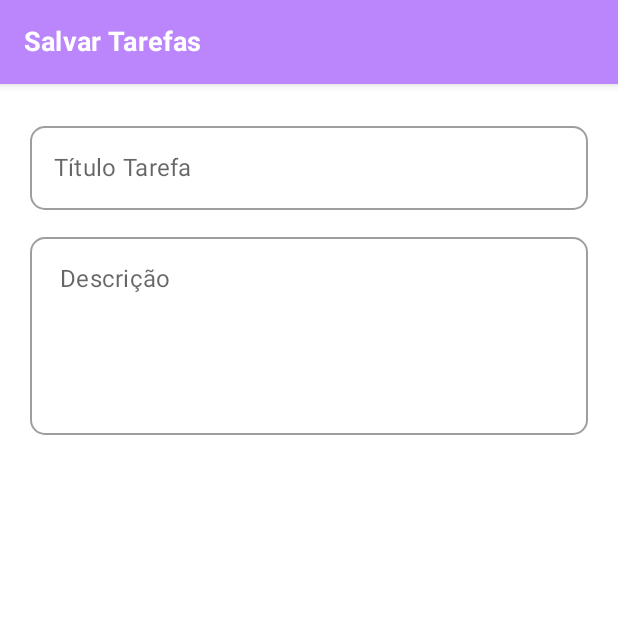
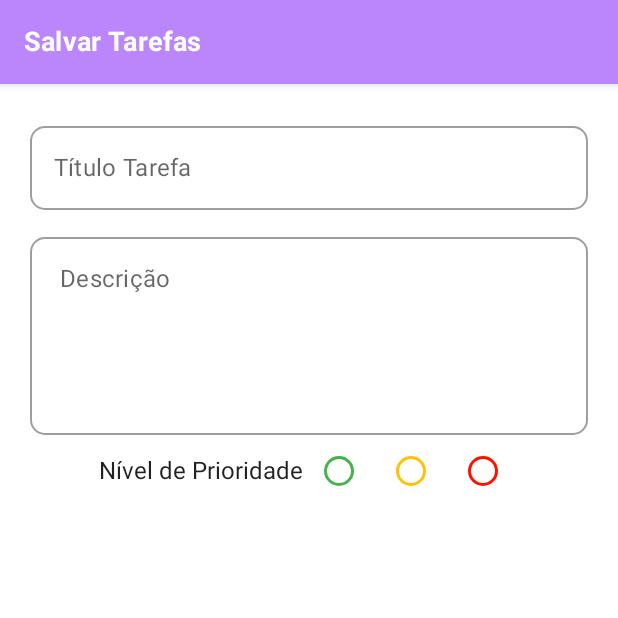
Before and after one commit to AdrianaRoza/lista_tarefas_ompose, an Android app built with Jetpack Compose: the SaveList screen opened through its navigation route, on a phone screen of 412 x 824 dp, the top half of it. Run offline under Robolectric (Android 15) with nearby library versions, the phone set to English and light mode, and no system bars.

Commit message:
feat: creating row of priority levels

```diff
--- a/app/src/main/java/com/adriana/listadetarefascompose/ui/theme/Color.kt
+++ b/app/src/main/java/com/adriana/listadetarefascompose/ui/theme/Color.kt
@@ -10,3 +10,9 @@ val WHITE = Color(0xFFFFFFFF)
 val BLACK = Color(0xFF090808)
 
 val LIGHT_BLUE = Color(0xFF03A9F4)
+val RADIO_BUTTON_GREEN_DISABLED = Color(0xFF46B34B)
+val RADIO_BUTTON_GREEN_SELECTED = Color(0xFF318635)
+val RADIO_BUTTON_YELLOW_DISABLED = Color(0xFFFFC107)
+val RADIO_BUTTON_YELLOW_SELECTED = Color(0xFFFFEB3B)
+val RADIO_BUTTON_RED_DISABLED = Color(0xFFFF1100)
+val RADIO_BUTTON_RED_SELECTED = Color(0xFFFF1100)
--- a/app/src/main/java/com/adriana/listadetarefascompose/view/Save Task.kt
+++ b/app/src/main/java/com/adriana/listadetarefascompose/view/Save Task.kt
@@ -5,10 +5,9 @@ import android.app.ActivityManager.TaskDescription
 import androidx.compose.foundation.layout.*
 import androidx.compose.foundation.rememberScrollState
 import androidx.compose.foundation.verticalScroll
-import androidx.compose.material.Scaffold
-import androidx.compose.material.Text
-import androidx.compose.material.TopAppBar
+import androidx.compose.material.*
 import androidx.compose.runtime.*
+import androidx.compose.ui.Alignment
 import androidx.compose.ui.Modifier
 import androidx.compose.ui.text.font.FontWeight
 import androidx.compose.ui.text.input.KeyboardType
@@ -16,8 +15,7 @@ import androidx.compose.ui.unit.dp
 import androidx.compose.ui.unit.sp
 import androidx.navigation.NavController
 import com.adriana.listadetarefascompose.components.TextBox
-import com.adriana.listadetarefascompose.ui.theme.Purple200
-import com.adriana.listadetarefascompose.ui.theme.WHITE
+import com.adriana.listadetarefascompose.ui.theme.*
 
 @SuppressLint("UnusedMaterialScaffoldPaddingParameter")
 @Composable
@@ -42,12 +40,28 @@ fun SaveList(
         }
     ) {
 
-        var TaskTitle by remember {
+        var taskTitle by remember {
             mutableStateOf("")
         }
 
-        var TaskDescription by remember {
+        var taskDescription by remember {
             mutableStateOf("")
+        }
+
+        var noTaskPriority by remember {
+            mutableStateOf(false)
+        }
+
+        var lowTaskPriority by remember {
+            mutableStateOf(false)
+        }
+
+        var mediumTaskPriority by remember {
+            mutableStateOf(false)
+        }
+
+        var highTasKPriority by remember {
+            mutableStateOf(false)
         }
 
         Column(
@@ -56,9 +70,9 @@ fun SaveList(
                 .verticalScroll(rememberScrollState())
         ) {
             TextBox(
-                value = TaskTitle,
+                value = taskTitle,
                 onValueChange = {
-                    TaskTitle = it
+                    taskTitle = it
                 },
                 modifier = Modifier
                     .fillMaxWidth()
@@ -69,18 +83,57 @@ fun SaveList(
             )
 
                 TextBox(
-                    value =  TaskDescription,
+                    value =  taskDescription,
                     onValueChange = {
-                        TaskDescription = it
+                        taskDescription = it
                     },
                     modifier = Modifier
-                        .fillMaxWidth().height(150.dp)
+                        .fillMaxWidth()
+                        .height(150.dp)
                         .padding(20.dp, 10.dp, 20.dp, 0.dp),
                     label = " Descrição",
                     maxLines = 10,
                     keyboardType = KeyboardType.Text
                 )
+                Row(
+                    verticalAlignment = Alignment.CenterVertically,
+                    horizontalArrangement = Arrangement.Center,
+                    modifier = Modifier.fillMaxWidth()
+                ) {
 
+                    Text(text = "Nível de Prioridade")
+
+                    RadioButton(selected = lowTaskPriority ,
+                        onClick = {
+                            lowTaskPriority = !lowTaskPriority
+                        },
+                        colors = RadioButtonDefaults.colors(
+                            unselectedColor = RADIO_BUTTON_GREEN_DISABLED,
+                            selectedColor = RADIO_BUTTON_GREEN_SELECTED
+                        )
+                    )
+
+                    RadioButton(selected = mediumTaskPriority ,
+                        onClick = {
+                            mediumTaskPriority = !mediumTaskPriority
+                        },
+                        colors = RadioButtonDefaults.colors(
+                            unselectedColor = RADIO_BUTTON_YELLOW_DISABLED,
+                            selectedColor = RADIO_BUTTON_YELLOW_SELECTED
+                        )
+                    )
+
+                    RadioButton(selected = highTasKPriority ,
+                        onClick = {
+                            highTasKPriority = !highTasKPriority
+                        },
+                        colors = RadioButtonDefaults.colors(
+                            unselectedColor = RADIO_BUTTON_RED_DISABLED,
+                            selectedColor = RADIO_BUTTON_RED_SELECTED
+                        )
+                    )
+
+                }
 
             }
 
```
